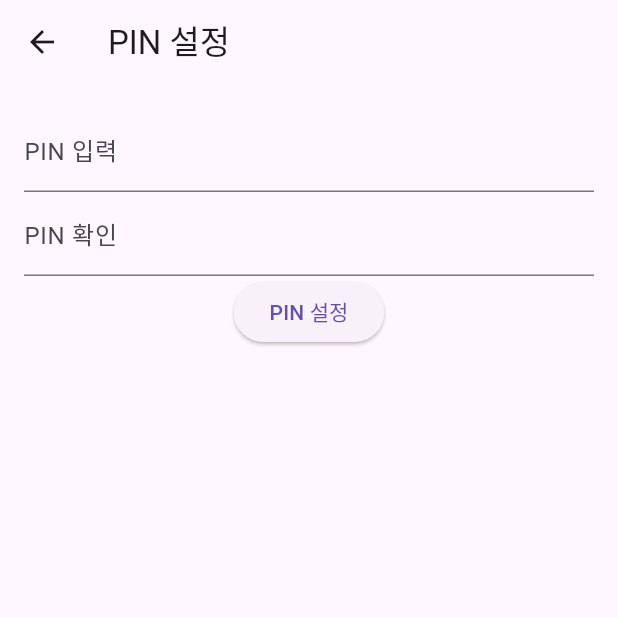
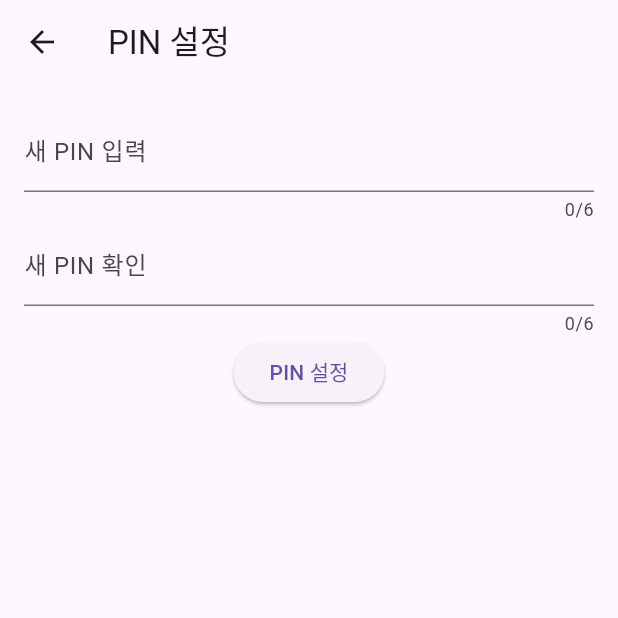
Before and after one commit to TeamAquaDan/W-E, a Flutter app: the SetPinPage screen opened directly, on a phone screen of 412 x 824 dp, the top half of it. Run offline on Flutter 3.47's test engine with Material 3 defaults, Android fonts, the phone set to English and light mode, and no system bars; our stand-ins replace awesome_snackbar_content, carousel_slider, contacts_service, dio, firebase_core, firebase_database and 8 more; missing offline and left inert: flutter_secure_keyboard; accounts and stored records are empty; network calls fail; Roboto replaces fonts that are missing (Aggro); project files that could hold a hidden picture were left out.

```diff
--- a/frontend/lib/screens/pin_setting_page.dart
+++ b/frontend/lib/screens/pin_setting_page.dart
@@ -1,6 +1,6 @@
 import 'package:flutter/material.dart';
-import '../services/auth_service.dart';
-import '../screens/pin_login_page.dart';
+import '../services/auth_service.dart'; // SecurityService 구현을 포함한 파일을 참조하세요.
+import 'pin_login_page.dart'; // PinLoginPage 구현을 포함한 파일을 참조하세요.
 
 class SetPinPage extends StatefulWidget {
   const SetPinPage({super.key});
@@ -12,17 +12,48 @@ class SetPinPage extends StatefulWidget {
 class _SetPinPageState extends State<SetPinPage> {
   final _pinController = TextEditingController();
   final _confirmPinController = TextEditingController();
+  final _oldPinController = TextEditingController(); // 기존 PIN 입력을 위한 컨트롤러
   final SecurityService _securityService = SecurityService();
+  final AuthService _authService = AuthService();
+
+  bool _hasPin = false;
+
+  @override
+  void initState() {
+    super.initState();
+    _checkForExistingPin();
+  }
+
+  void _checkForExistingPin() async {
+    _hasPin = await _authService.hasPin();
+    setState(() {});
+  }
 
   void _setPin() async {
+    // PIN 길이 검증
+    if (_pinController.text.length != 6 || _confirmPinController.text.length != 6) {
+      ScaffoldMessenger.of(context).showSnackBar(
+        const SnackBar(content: Text('PIN은 6자리여야 합니다.')),
+      );
+      return;
+    }
+
+    // 기존 PIN이 있을 경우, 먼저 기존 PIN 확인
+    if (_hasPin && (await _securityService.getPin() != _oldPinController.text)) {
+      ScaffoldMessenger.of(context).showSnackBar(
+        const SnackBar(content: Text('기존 PIN이 일치하지 않습니다. 다시 시도해주세요.')),
+      );
+      return;
+    }
+
+    // 새 PIN과 확인 PIN 일치 검증
     if (_pinController.text == _confirmPinController.text) {
       await _securityService.setPin(_pinController.text);
-      // PIN 설정 후 로직, 예를 들어 홈 화면으로 이동
-      Navigator.pushReplacement(
-          context, MaterialPageRoute(builder: (_) => const PinLoginPage()));
+      Navigator.pushReplacement(context, MaterialPageRoute(builder: (_) => const PinLoginPage()));
     } else {
-      ScaffoldMessenger.of(context)
-          .showSnackBar(const SnackBar(content: Text('PIN이 일치하지 않습니다. 다시 시도해주세요.')));
+      ScaffoldMessenger.of(context).showSnackBar(
+        const SnackBar(content: Text('PIN이 일치하지 않습니다. 다시 시도해주세요.')),
+      );
     }
   }
 
@@ -34,17 +65,26 @@ class _SetPinPageState extends State<SetPinPage> {
         padding: const EdgeInsets.all(16.0),
         child: Column(
           children: <Widget>[
+            if (_hasPin)
+              TextField(
+                controller: _oldPinController,
+                obscureText: true,
+                keyboardType: TextInputType.number,
+                decoration: const InputDecoration(labelText: '기존 PIN 입력'),
+              ),
             TextField(
               controller: _pinController,
               obscureText: true,
               keyboardType: TextInputType.number,
-              decoration: const InputDecoration(labelText: 'PIN 입력'),
+              decoration: const InputDecoration(labelText: '새 PIN 입력'),
+              maxLength: 6, // 최대 길이를 6으로 설정
             ),
             TextField(
               controller: _confirmPinController,
               obscureText: true,
               keyboardType: TextInputType.number,
-              decoration: const InputDecoration(labelText: 'PIN 확인'),
+              decoration: const InputDecoration(labelText: '새 PIN 확인'),
+              maxLength: 6, // 최대 길이를 6으로 설정
             ),
             ElevatedButton(
               onPressed: _setPin,
--- a/frontend/lib/services/auth_service.dart
+++ b/frontend/lib/services/auth_service.dart
@@ -151,6 +151,7 @@ class AuthService {
     await _storage.delete(key: 'password');
     await _storage.delete(key: 'access_token');
     await _storage.delete(key: 'refresh_token');
+    await _storage.delete(key: 'pin');
   }
 
   Future<LoginResult> tryAutoLogin() async {
--- a/frontend/pubspec.yaml
+++ b/frontend/pubspec.yaml
@@ -88,6 +88,7 @@ flutter:
     - assets/images/whale.png
     - assets/images/airplane.png
     - assets/images/indicator.gif
+    - assets/images/splash.png
 
   # An image asset can refer to one or more resolution-specific "variants", see
   # https://flutter.dev/assets-and-images/#resolution-aware
```
Also changed, not shown: frontend/lib/main.dart (+11 -32 lines), frontend/lib/screens/child_menu_page.dart (+9 -0 lines), frontend/lib/screens/parent_menu_page.dart (+9 -0 lines), frontend/lib/screens/pin_login_page.dart (+8 -11 lines), frontend/assets/images/ic_launcher.png (added), frontend/assets/images/whale.png, 1 other file.
